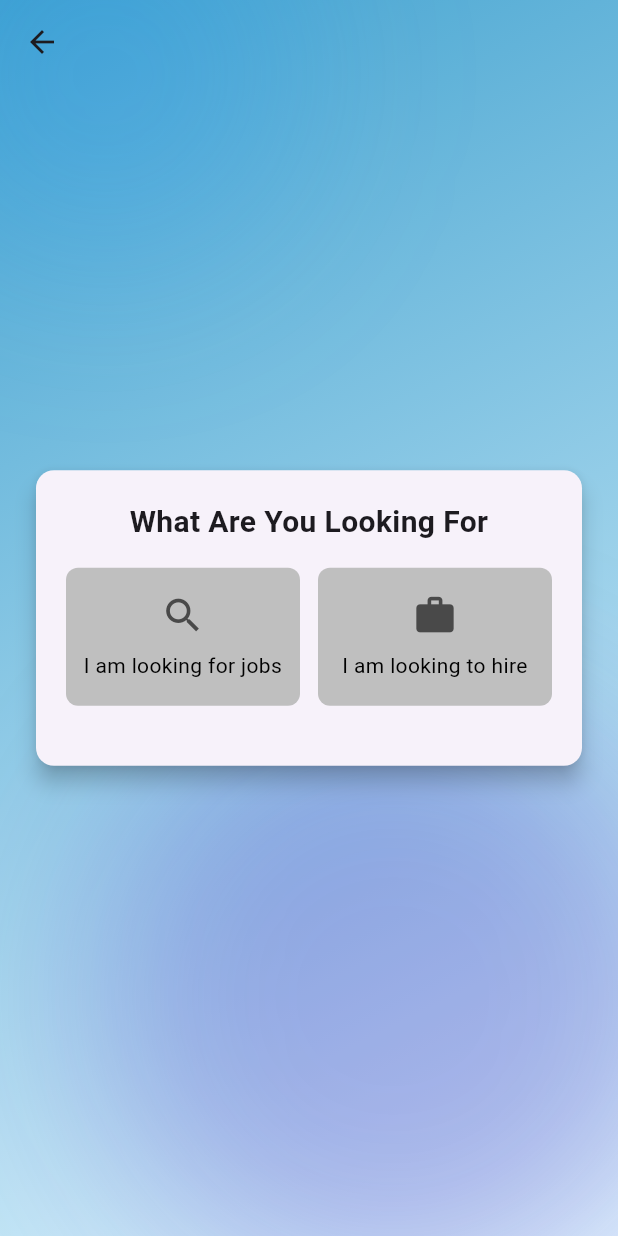
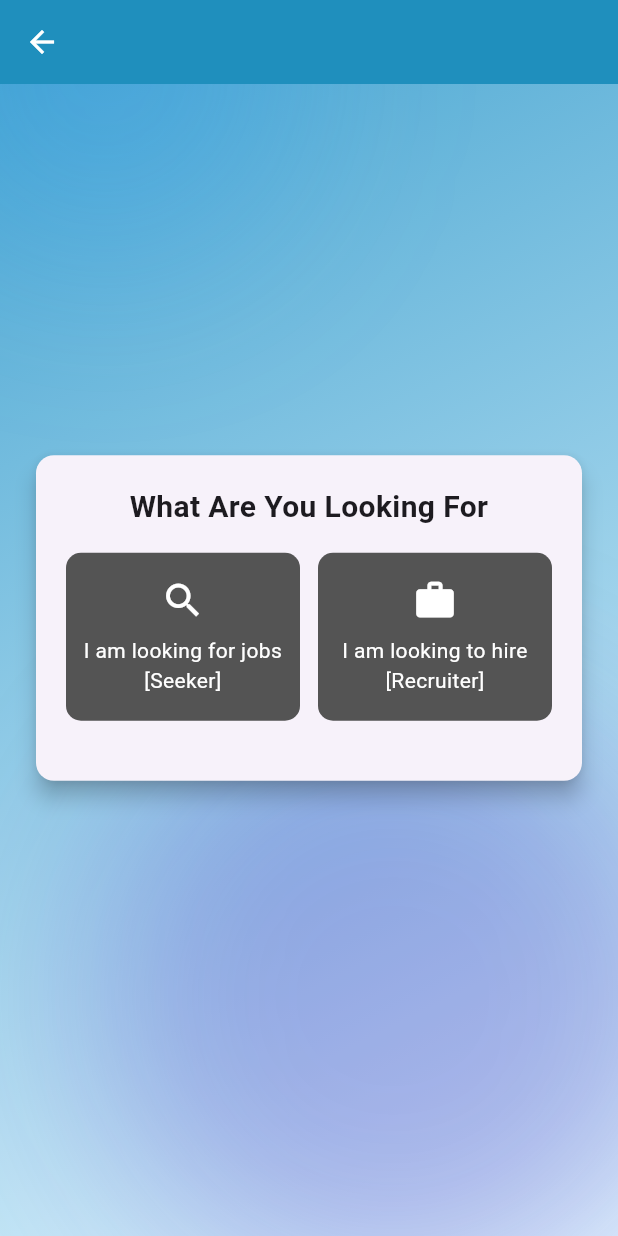
Before and after one commit to Al-Saihan/Part-Timer-App, a Flutter app: the SignUpPage screen opened directly, on a phone screen of 412 x 824 dp. Run offline on Flutter 3.47's test engine with Material 3 defaults, Android fonts, the phone set to English and light mode, and no system bars; our stand-ins replace flutter_dotenv, shared_preferences; accounts and stored records are empty.

Commit message:
style: apply blue gradient theme to sign up screen

```diff
--- a/lib/screens/sign_up.dart
+++ b/lib/screens/sign_up.dart
@@ -78,7 +78,8 @@ class _SignUpPageState extends State<SignUpPage> {
     return Scaffold(
       extendBodyBehindAppBar: true,
       appBar: AppBar(
-        backgroundColor: Colors.transparent,
+        backgroundColor: const Color.fromARGB(255, 31, 143, 189),
+        foregroundColor: Colors.white,
         elevation: 0,
         leading: Navigator.canPop(context) ? const BackButton() : null,
       ),
@@ -168,32 +169,27 @@ class _SignUpPageState extends State<SignUpPage> {
                                   decoration: BoxDecoration(
                                     color: _role == 'seeker'
                                         ? Colors.blue
-                                        : const Color.fromARGB(
-                                            255,
-                                            191,
-                                            191,
-                                            191,
-                                          ),
+                                        : const Color.fromARGB(255, 84, 84, 84),
                                     border: Border.all(
                                       color: _role == 'seeker'
                                           ? Colors.blue
                                           : Colors.transparent,
                                     ),
-                                    borderRadius: BorderRadius.circular(8),
+                                    borderRadius: BorderRadius.circular(10),
                                   ),
                                   child: Column(
                                     children: const [
                                       Icon(
                                         Icons.search,
-                                        color: Color.fromARGB(255, 73, 73, 73),
+                                        color: Color.fromARGB(255, 255, 255, 255),
                                         size: 30,
                                       ),
                                       SizedBox(height: 8),
                                       Text(
-                                        'I am looking for jobs',
+                                        'I am looking for jobs\n[Seeker]',
                                         textAlign: TextAlign.center,
                                         style: TextStyle(
-                                          color: Color.fromARGB(255, 0, 0, 0),
+                                          color: Color.fromARGB(255, 255, 255, 255),
                                         ),
                                       ),
                                     ],
@@ -213,32 +209,27 @@ class _SignUpPageState extends State<SignUpPage> {
                                   decoration: BoxDecoration(
                                     color: _role == 'recruiter'
                                         ? Colors.blue
-                                        : const Color.fromARGB(
-                                            255,
-                                            191,
-                                            191,
-                                            191,
-                                          ),
+                                        : const Color.fromARGB(255, 84, 84, 84),
                                     border: Border.all(
                                       color: _role == 'recruiter'
                                           ? Colors.blue
                                           : const Color.fromARGB(0, 0, 0, 0),
                                     ),
-                                    borderRadius: BorderRadius.circular(8),
+                                    borderRadius: BorderRadius.circular(10),
                                   ),
                                   child: Column(
                                     children: const [
                                       Icon(
                                         Icons.work,
-                                        color: Color.fromARGB(255, 73, 73, 73),
+                                        color: Color.fromARGB(255, 255, 255, 255),
                                         size: 30,
                                       ),
                                       SizedBox(height: 8),
                                       Text(
-                                        'I am looking to hire',
+                                        'I am looking to hire\n[Recruiter]',
                                         textAlign: TextAlign.center,
                                         style: TextStyle(
-                                          color: Color.fromARGB(255, 0, 0, 0),
+                                          color: Color.fromARGB(255, 255, 255, 255),
                                         ),
                                       ),
                                     ],
```
